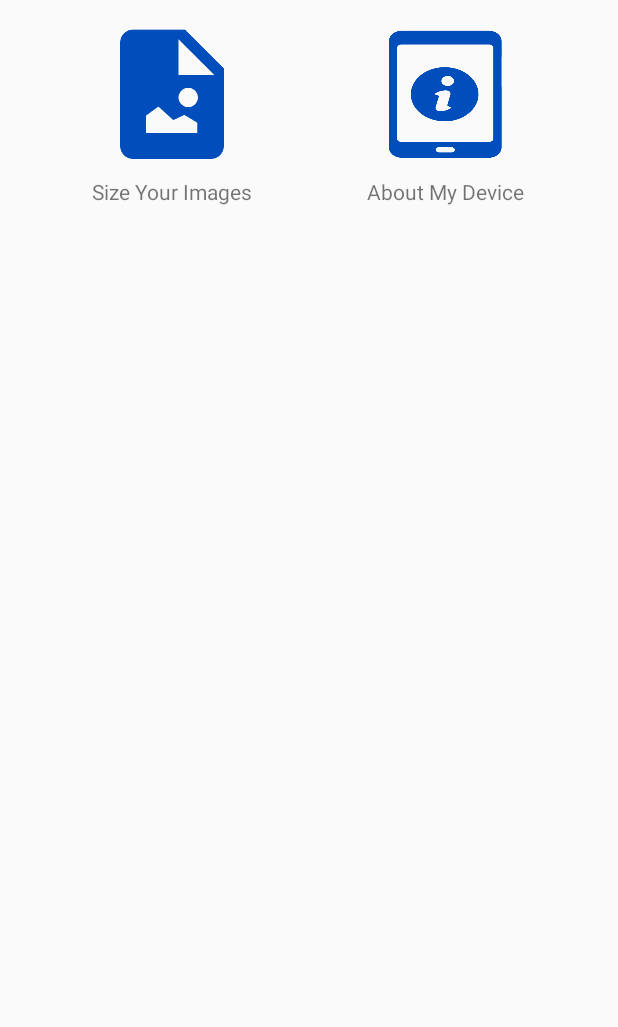
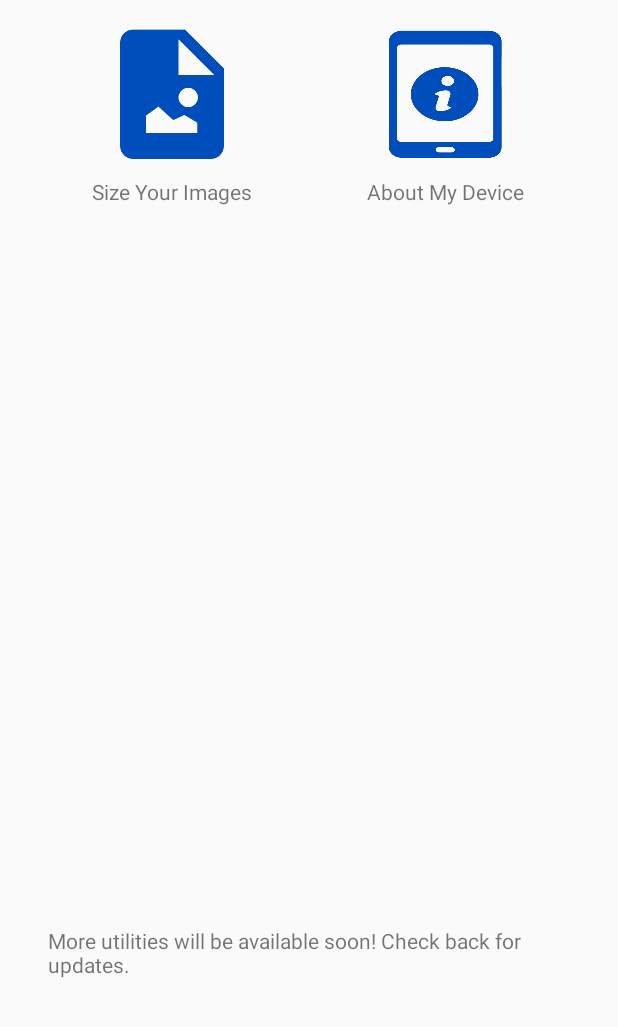
Before and after one commit to dimagi/commcare-developer-toolkit, an Android app: the screen it shows after launch (HomeActivity), on a phone screen of 412 x 824 dp, the part 209-1236 px from its top. Run offline under Robolectric (Android 15) with nearby library versions, the phone set to English and light mode, and no system bars.

Commit message:
add 'more coming' message on home screen

```diff
--- a/app/src/main/res/layout/content_home.xml
+++ b/app/src/main/res/layout/content_home.xml
@@ -20,8 +20,8 @@
         android:text="@string/home_explanation" />
 
     <FrameLayout
-        android:layout_width="fill_parent"
-        android:layout_height="fill_parent"
+        android:layout_width="match_parent"
+        android:layout_height="match_parent"
         android:layout_alignParentBottom="true"
         android:layout_below="@id/explanation_text">
 
@@ -32,9 +32,20 @@
             android:verticalSpacing="@dimen/standard_spacer"
             android:horizontalSpacing="0dp"
             android:stretchMode="columnWidth"
+            android:layout_gravity="top"
             android:numColumns="2"
             style="@style/GridView" />
+
+        <TextView
+            android:layout_width="wrap_content"
+            android:layout_height="wrap_content"
+            android:layout_gravity="bottom"
+            android:text="@string/more_coming_string"
+            android:padding="@dimen/spacer_double" />
+
     </FrameLayout>
 
 
+
+
 </RelativeLayout>
--- a/app/src/main/res/values/strings.xml
+++ b/app/src/main/res/values/strings.xml
@@ -17,4 +17,5 @@
     <string name="api_level_label">Android API Level</string>
     <string name="screen_dimensions_label">Screen Dimensions</string>
     <string name="density_label">Screen Density</string>
+    <string name="more_coming_string">More utilities will be available soon! Check back for updates.</string>
 </resources>
```
